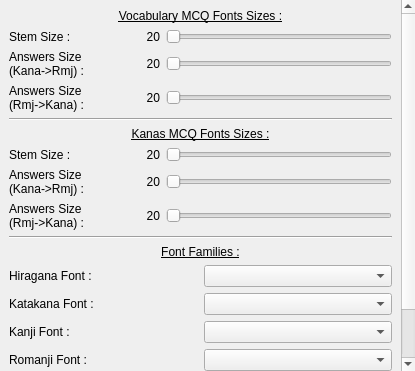
Qt form Src/Obenkyobo/Src/Pages/FntSettingsPage.ui (Aryetis/Obenkyobo) before a commit.
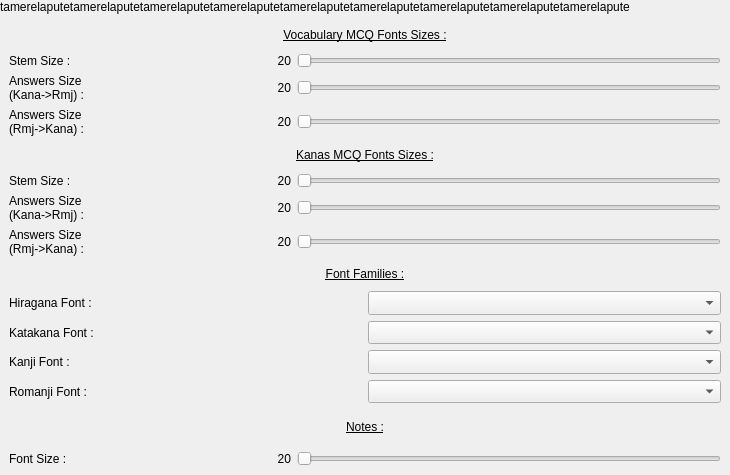
The same form after that commit.

Commit message: adding note font size to settings

The edit to the form file:
```diff
--- a/Src/Obenkyobo/Src/Pages/FntSettingsPage.ui
+++ b/Src/Obenkyobo/Src/Pages/FntSettingsPage.ui
@@ -6,14 +6,14 @@
    <rect>
     <x>0</x>
     <y>0</y>
-    <width>415</width>
-    <height>371</height>
+    <width>730</width>
+    <height>475</height>
    </rect>
   </property>
   <property name="windowTitle">
    <string>Form</string>
   </property>
-  <layout class="QVBoxLayout" name="verticalLayout" stretch="0">
+  <layout class="QVBoxLayout" name="verticalLayout" stretch="0,0">
    <property name="spacing">
     <number>0</number>
    </property>
@@ -29,6 +29,13 @@
    <property name="bottomMargin">
     <number>0</number>
    </property>
+   <item>
+    <widget class="QLabel" name="tamerelapute">
+     <property name="text">
+      <string>tamerelaputetamerelaputetamerelaputetamerelaputetamerelaputetamerelaputetamerelaputetamerelaputetamerelapute</string>
+     </property>
+    </widget>
+   </item>
    <item>
     <widget class="QScrollArea" name="ScrollArea">
      <property name="frameShape">
@@ -53,20 +60,26 @@
       <property name="geometry">
        <rect>
         <x>0</x>
-        <y>-100</y>
-        <width>401</width>
-        <height>471</height>
+        <y>0</y>
+        <width>730</width>
+        <height>461</height>
        </rect>
       </property>
+      <property name="sizePolicy">
+       <sizepolicy hsizetype="Expanding" vsizetype="Expanding">
+        <horstretch>0</horstretch>
+        <verstretch>0</verstretch>
+       </sizepolicy>
+      </property>
       <property name="maximumSize">
        <size>
         <width>773</width>
         <height>16777215</height>
        </size>
       </property>
-      <layout class="QVBoxLayout" name="verticalLayout_2">
+      <layout class="QVBoxLayout" name="verticalLayout_2" stretch="4,4,5,2">
        <item>
-        <layout class="QVBoxLayout" name="VocabMCQFontSizesContainer" stretch="1,1,0,1">
+        <layout class="QVBoxLayout" name="VocabMCQFontSizesContainer" stretch="1,1,1,1">
          <property name="topMargin">
           <number>0</number>
          </property>
@@ -233,13 +246,6 @@
          </item>
         </layout>
        </item>
-       <item>
-        <widget class="Line" name="line_2">
-         <property name="orientation">
-          <enum>Qt::Horizontal</enum>
-         </property>
-        </widget>
-       </item>
        <item>
         <layout class="QVBoxLayout" name="KanasMCQFontSizesContainer" stretch="1,1,1,1">
          <property name="topMargin">
@@ -429,13 +435,6 @@
          </item>
         </layout>
        </item>
-       <item>
-        <widget class="Line" name="line">
-         <property name="orientation">
-          <enum>Qt::Horizontal</enum>
-         </property>
-        </widget>
-       </item>
        <item>
         <layout class="QVBoxLayout" name="FontFamiliesContainer" stretch="1,1,1,1,1">
          <property name="topMargin">
@@ -549,14 +548,7 @@
         </layout>
        </item>
        <item>
-        <widget class="Line" name="line_3">
-         <property name="orientation">
-          <enum>Qt::Horizontal</enum>
-         </property>
-        </widget>
-       </item>
-       <item>
-        <layout class="QVBoxLayout" name="NotesFontContainer">
+        <layout class="QVBoxLayout" name="NotesFontContainer" stretch="1,1">
          <property name="bottomMargin">
           <number>0</number>
          </property>
```
